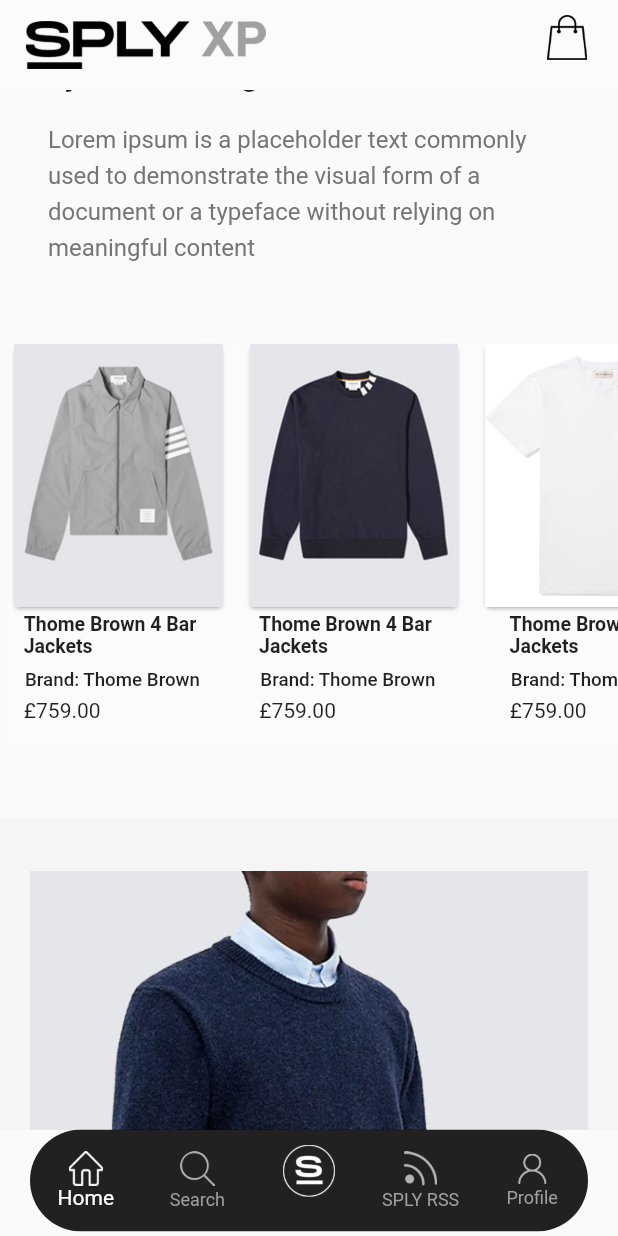
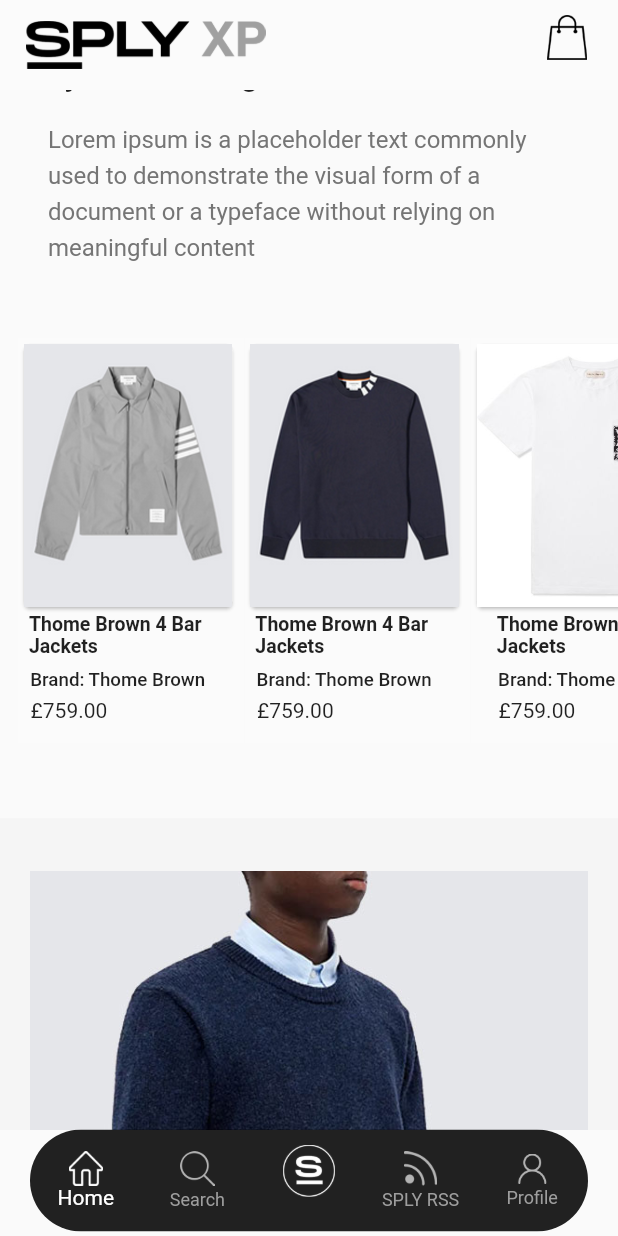
Before and after one commit to ZohaibAlvi98/appFrontend, a Flutter app: the Styles screen opened directly, scrolled down 1152 dp, on a phone screen of 412 x 824 dp. Run offline on Flutter 3.47's test engine with Material 2 defaults, Android fonts, the phone set to English and light mode, and no system bars; our stand-ins replace carousel_slider, chewie, image_picker, video_player; missing offline and left inert: dart:ffi.

Commit message:
added fixes

```diff
--- a/lib/widgets/horizontalList.dart
+++ b/lib/widgets/horizontalList.dart
@@ -27,14 +27,14 @@ Widget horizontalListWith3(context, img, color) {
     // physics: NeverScrollableScrollPhysics(),
     // shrinkWrap: true,
     itemCount: img.length,
-    padding: EdgeInsets.only(right: 20.0, left: 5.5),
+    padding: EdgeInsets.only(right: 20.0, left: 12),
     itemBuilder: (context, index) {
       return Container(
         color: color,
         child: Column(
           children: [
             Container(
-              padding: EdgeInsets.only(right: 10),
+              padding: EdgeInsets.only(right: 4),
               child: InkWell(
                 onTap: () => _navigatorPage(context),
                 child: Card(
@@ -51,7 +51,7 @@ Widget horizontalListWith3(context, img, color) {
             ),
             Padding(
               padding: width < 400
-                  ? EdgeInsets.only(right: 15.0)
+                  ? EdgeInsets.only(right: 7.0)
                   : EdgeInsets.only(right: 18.0),
               child: Text(
                 'Thome Brown 4 Bar \nJackets',
@@ -60,7 +60,7 @@ Widget horizontalListWith3(context, img, color) {
             ),
             Padding(
               padding: width < 400
-                  ? EdgeInsets.only(top: 7.0, bottom: 5, right: 15)
+                  ? EdgeInsets.only(top: 7.0, bottom: 5, right: 8)
                   : EdgeInsets.only(top: 7.0, bottom: 5, right: 18),
               child: Text(
                 'Brand: Thome Brown',
@@ -68,7 +68,7 @@ Widget horizontalListWith3(context, img, color) {
               ),
             ),
             Padding(
-              padding: EdgeInsets.only(right: 85),
+              padding: EdgeInsets.only(right: 83),
               child: Text('£759.00'),
             ),
           ],
@@ -141,14 +141,14 @@ Widget sneakerListWith3(context, img, color) {
     // physics: NeverScrollableScrollPhysics(),
     // shrinkWrap: true,
     itemCount: img.length,
-    padding: EdgeInsets.only(right: 20.0, left: 5.5),
+    padding: EdgeInsets.only(right: 20.0, left: 12),
     itemBuilder: (context, index) {
       return Container(
         color: color,
         child: Column(
           children: [
             Container(
-              padding: EdgeInsets.only(right: 10),
+              padding: EdgeInsets.only(right: 4),
               child: InkWell(
                 onTap: () => _navigatorPage(context),
                 child: Card(
```
